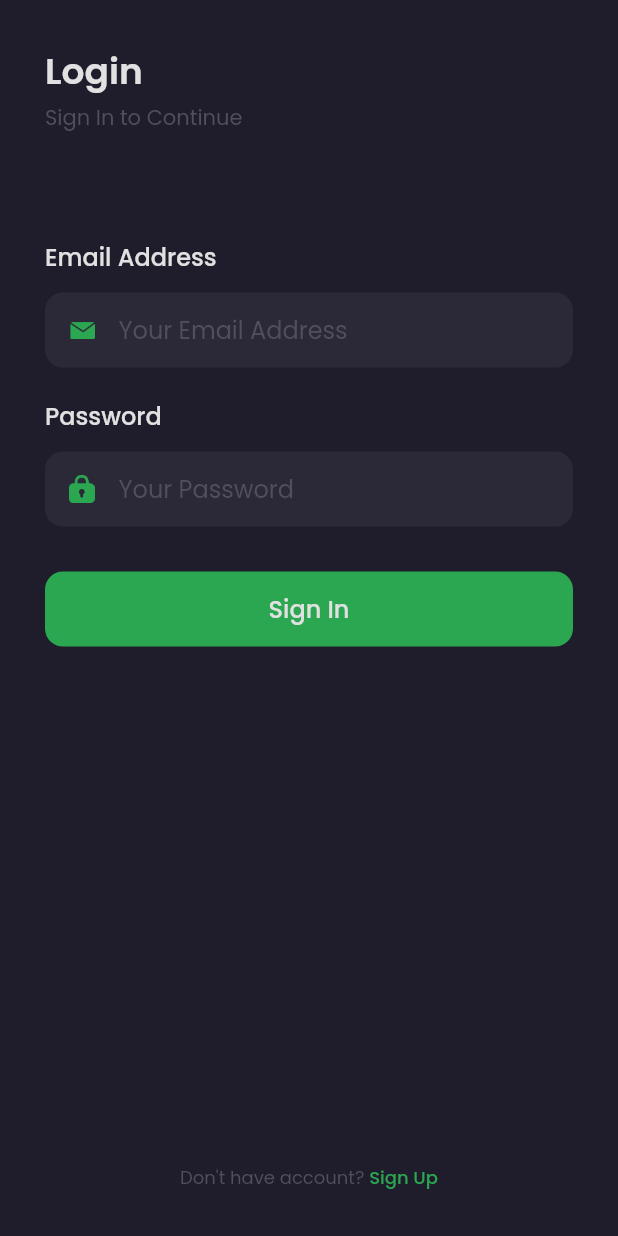
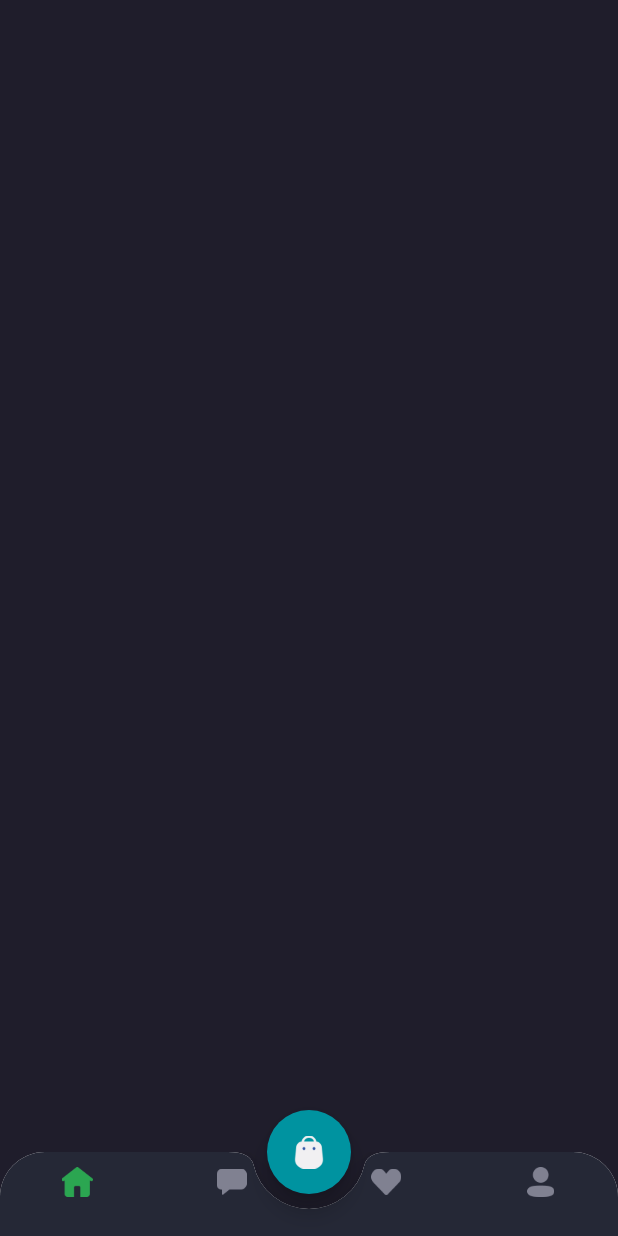
Before and after one commit to NikiMNafis/Kelompok3_Mobile_TIFD_Semester4, a Flutter app: the screen it shows after launch, after a tap on "Sign In", on a phone screen of 412 x 824 dp. Run offline on Flutter 3.47's test engine with Material 2 defaults, Android fonts, the phone set to English and light mode, and no system bars; our stand-ins replace google_fonts.

Commit message:
add sign up screen and bottom nav

```diff
--- a/lib/main.dart
+++ b/lib/main.dart
@@ -1,5 +1,7 @@
 import 'package:flutter/material.dart';
+import 'package:project_akhir_mobile_smtr4/screen/home/main_screen.dart';
 import 'package:project_akhir_mobile_smtr4/screen/sign_in_screen.dart';
+import 'package:project_akhir_mobile_smtr4/screen/sign_up_screen.dart';
 import 'package:project_akhir_mobile_smtr4/screen/splash_screen.dart';
 
 
@@ -14,6 +16,8 @@ class MyApp extends StatelessWidget {
       routes: {
         '/': (context) => SplashScreen(),
         '/sign-in': (context) => SignInScreen(),
+        '/sign-up': (context) => SignUpScreen(),
+        '/home': (context) => MainScreen(),
       },
     );
   }
--- /dev/null
+++ b/lib/screen/home/main_screen.dart
@@ -0,0 +1,116 @@
+import 'package:flutter/material.dart';
+import 'package:project_akhir_mobile_smtr4/screen/home/chat_screen.dart';
+import 'package:project_akhir_mobile_smtr4/screen/home/home_screen.dart';
+import 'package:project_akhir_mobile_smtr4/screen/home/profile_screen.dart';
+import 'package:project_akhir_mobile_smtr4/screen/home/wishlist_screen.dart';
+import 'package:project_akhir_mobile_smtr4/theme.dart';
+
+class MainScreen extends StatefulWidget {
+  @override
+  State<MainScreen> createState() => _MainScreenState();
+}
+
+class _MainScreenState extends State<MainScreen> {
+
+  int currentIndex = 0;
+
+  @override
+  Widget build(BuildContext context) {
+
+    Widget cartButton() {
+      return FloatingActionButton(
+          onPressed: () {},
+        backgroundColor: secondaryColor,
+        child: Image.asset(
+          'assets/icon_cart.png',
+          width: 20,
+        ),
+      );
+    }
+
+    Widget customBottomNav() {
+      return ClipRRect(
+        borderRadius: BorderRadius.vertical(
+          top: Radius.circular(30),
+        ),
+        child: BottomAppBar(
+          shape: CircularNotchedRectangle(),
+          notchMargin: 10,
+          clipBehavior: Clip.antiAlias,
+          child: BottomNavigationBar(
+            backgroundColor: backgroundColor4,
+            currentIndex: currentIndex,
+            onTap: (value) {
+              print(value);
+              setState(() {
+                currentIndex = value;
+              });
+            },
+            type: BottomNavigationBarType.fixed,
+            items: [
+              BottomNavigationBarItem(
+                icon: Image.asset(
+                  'assets/icon_home.png',
+                  width: 21,
+                  color: currentIndex == 0 ? primaryColor : Color(0xFF808191),
+                ),
+                label: '',
+              ),
+              BottomNavigationBarItem(
+                icon: Image.asset(
+                  'assets/icon_chat.png',
+                  width: 20,
+                  color: currentIndex == 1 ? primaryColor : Color(0xFF808191),
+                ),
+                label: '',
+              ),
+              BottomNavigationBarItem(
+                icon: Image.asset(
+                  'assets/icon_wishlist.png',
+                  width: 20,
+                  color: currentIndex == 2 ? primaryColor : Color(0xFF808191),
+                ),
+                label: '',
+              ),
+              BottomNavigationBarItem(
+                icon: Image.asset(
+                  'assets/icon_profile.png',
+                  width: 18,
+                  color: currentIndex == 3 ? primaryColor : Color(0xFF808191),
+                ),
+                label: '',
+              ),
+            ],
+          ),
+        ),
+      );
+    }
+
+    // Widget body() {
+    //   switch (currentIndex) {
+    //     case 0:
+    //       return HomeScreen();
+    //       break;
+    //     case 1:
+    //       return ChatScreen();
+    //       break;
+    //     case 2:
+    //       return WishlistScreen();
+    //       break;
+    //     case 3:
+    //       return ProfileScreen();
+    //       break;
+    //
+    //     default:
+    //   }
+    // }
+
+    return Scaffold(
+      backgroundColor: backgroundColor1,
+      floatingActionButton: cartButton(),
+      floatingActionButtonLocation: FloatingActionButtonLocation.centerDocked,
+      bottomNavigationBar: customBottomNav(),
+      // body: body(),
+    );
+  }
+}
--- a/lib/screen/sign_in_screen.dart
+++ b/lib/screen/sign_in_screen.dart
@@ -2,6 +2,7 @@ import 'package:flutter/material.dart';
 import 'package:project_akhir_mobile_smtr4/theme.dart';
 
 class SignInScreen extends StatelessWidget {
+
   @override
   Widget build(BuildContext context) {
     Widget header(){
@@ -142,7 +143,9 @@ class SignInScreen extends StatelessWidget {
         width: double.infinity,
         margin: EdgeInsets.only(top: 30),
         child: TextButton(
-          onPressed: () {},
+          onPressed: () {
+            Navigator.pushNamed(context, '/home');
+          },
           style: TextButton.styleFrom(
             backgroundColor: primaryColor,
             shape: RoundedRectangleBorder(
@@ -172,11 +175,16 @@ class SignInScreen extends StatelessWidget {
                 fontSize: 12,
               ),
             ),
-            Text(
-              'Sign Up',
-              style: greenTextStyle.copyWith(
-                fontSize: 12,
-                fontWeight: medium,
+            GestureDetector(
+              onTap: (){
+                Navigator.pushNamed(context, '/sign-up');
+              },
+              child: Text(
+                'Sign Up',
+                style: greenTextStyle.copyWith(
+                  fontSize: 12,
+                  fontWeight: medium,
+                ),
               ),
             )
           ],
--- a/lib/theme.dart
+++ b/lib/theme.dart
@@ -10,6 +10,7 @@ Color priceColor = Color(0xFF2c96f1);
 Color backgroundColor1 = Color(0xFF1F1D2B);
 Color backgroundColor2 = Color(0xFF2B2937);
 Color backgroundColor3 = Color(0xFF242231);
+Color backgroundColor4 = Color(0xFF252836);
 Color primaryTextColor = Color(0xFFE1E1E1);
 Color secondaryTextColor = Color(0xFF999999);
 Color subtitleColor = Color(0xFF504f5e);
```
Also changed, not shown: lib/screen/home/chat_screen.dart (added, +13 -0 lines), lib/screen/home/home_screen.dart (added, +13 -0 lines), lib/screen/home/profile_screen.dart (added, +13 -0 lines), lib/screen/home/wishlist_screen.dart (added, +13 -0 lines), lib/screen/sign_up_screen.dart (added, +381 -0 lines), 1 other file.
